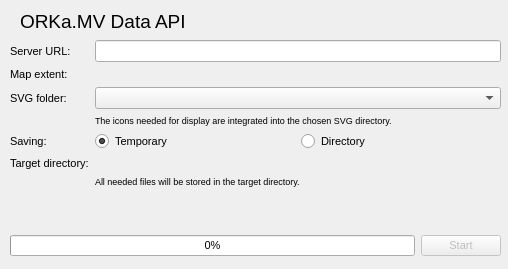
First picture: the form in orkamv_data_api_plugin_dialog_base.ui, repository terrestris/orkamv-data-api-plugin, before the edit.
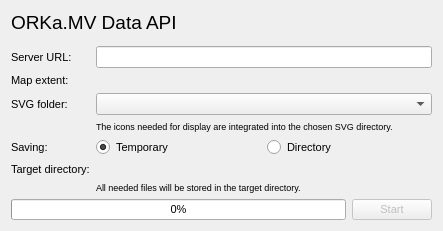
Second picture: the form after the edit. Custom widgets are drawn as their Qt base class.

Commit message: use vertical layout for window

What changed in the file:
```diff
--- a/orkamv_data_api_plugin_dialog_base.ui
+++ b/orkamv_data_api_plugin_dialog_base.ui
@@ -6,8 +6,8 @@
    <rect>
     <x>0</x>
     <y>0</y>
-    <width>508</width>
-    <height>269</height>
+    <width>443</width>
+    <height>231</height>
    </rect>
   </property>
   <property name="font">
@@ -18,15 +18,23 @@
   <property name="windowTitle">
    <string>ORKa.MV Data API</string>
   </property>
-  <widget class="QWidget" name="formLayoutWidget">
-   <property name="geometry">
-    <rect>
-     <x>10</x>
-     <y>40</y>
-     <width>491</width>
-     <height>181</height>
-    </rect>
-   </property>
+  <layout class="QVBoxLayout" name="verticalLayout">
+   <item>
+    <widget class="QLabel" name="title_label">
+     <property name="font">
+      <font>
+       <pointsize>14</pointsize>
+      </font>
+     </property>
+     <property name="text">
+      <string>ORKa.MV Data API</string>
+     </property>
+     <property name="alignment">
+      <set>Qt::AlignLeading|Qt::AlignLeft|Qt::AlignTop</set>
+     </property>
+    </widget>
+   </item>
+   <item>
    <layout class="QFormLayout" name="form_layout">
     <item row="0" column="0">
      <widget class="QLabel" name="server_url_label">
@@ -129,37 +137,8 @@
      </widget>
     </item>
    </layout>
-  </widget>
-  <widget class="QLabel" name="title_label">
-   <property name="geometry">
-    <rect>
-     <x>20</x>
-     <y>10</y>
-     <width>361</width>
-     <height>21</height>
-    </rect>
-   </property>
-   <property name="font">
-    <font>
-     <pointsize>14</pointsize>
-    </font>
-   </property>
-   <property name="text">
-    <string>ORKa.MV Data API</string>
-   </property>
-   <property name="alignment">
-    <set>Qt::AlignLeading|Qt::AlignLeft|Qt::AlignTop</set>
-   </property>
-  </widget>
-  <widget class="QWidget" name="horizontalLayoutWidget">
-   <property name="geometry">
-    <rect>
-     <x>10</x>
-     <y>230</y>
-     <width>491</width>
-     <height>31</height>
-    </rect>
-   </property>
+   </item>
+   <item>
    <layout class="QHBoxLayout" name="horizontalLayout">
     <item>
      <widget class="QProgressBar" name="download_progress_bar">
@@ -191,7 +170,8 @@
      </widget>
     </item>
    </layout>
-  </widget>
+   </item>
+  </layout>
  </widget>
  <customwidgets>
   <customwidget>
```
Lines whose indentation alone changed are shown as unchanged.
